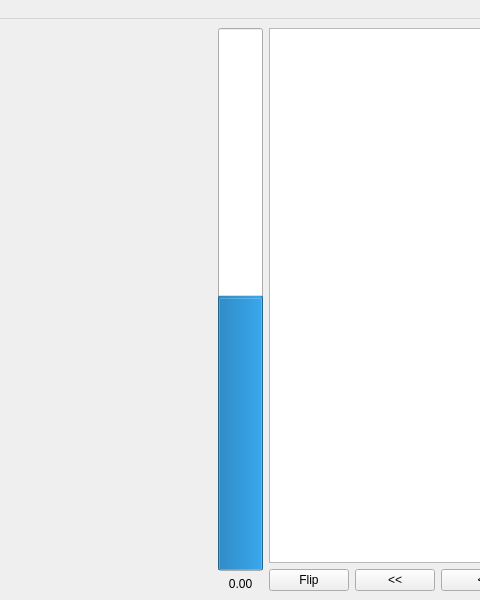
xnscdev/chessgui, file chessgui.ui: the form before one commit; both pictures show x 98 to 578 and y 0 to 600 of the 800 by 600 pixel window.
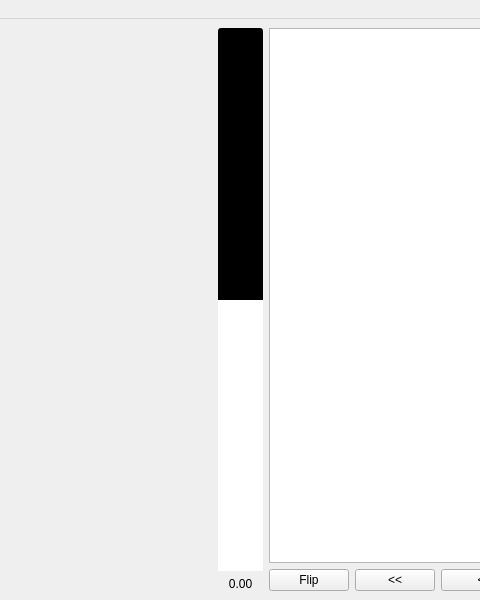
The form after the commit. Custom widgets are drawn as their Qt base class.

Commit message: Changed color of eval bar

What changed in the file:
```diff
--- a/chessgui.ui
+++ b/chessgui.ui
@@ -123,6 +123,15 @@
           <verstretch>0</verstretch>
          </sizepolicy>
         </property>
+        <property name="styleSheet">
+         <string notr="true">QProgressBar {
+background: black;
+}
+
+QProgressBar::chunk {
+background: white;
+}</string>
+        </property>
         <property name="minimum">
          <number>-1000</number>
         </property>
@@ -135,6 +144,9 @@
         <property name="alignment">
          <set>Qt::AlignCenter</set>
         </property>
+        <property name="textVisible">
+         <bool>false</bool>
+        </property>
         <property name="orientation">
          <enum>Qt::Vertical</enum>
         </property>
```
Left out of the diff: 2 changed lines with no effect on the pictures.
